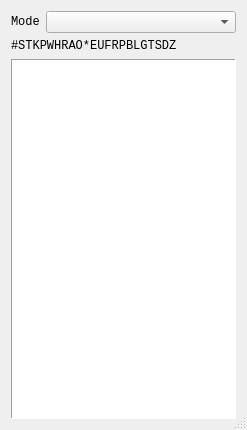
The window that plover/gui_qt/paper_tape.ui (morinted/plover) describes before a commit, drawn with Qt 5.
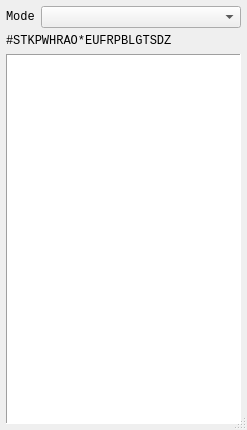
The same window after the commit. Icons and pictures are not drawn.

What changed in the file:
```diff
--- a/plover/gui_qt/paper_tape.ui
+++ b/plover/gui_qt/paper_tape.ui
@@ -22,6 +22,18 @@
    <bool>true</bool>
   </property>
   <layout class="QVBoxLayout" name="verticalLayout">
+   <property name="leftMargin">
+    <number>6</number>
+   </property>
+   <property name="topMargin">
+    <number>6</number>
+   </property>
+   <property name="rightMargin">
+    <number>6</number>
+   </property>
+   <property name="bottomMargin">
+    <number>6</number>
+   </property>
    <item>
     <layout class="QFormLayout" name="formLayout">
      <item row="0" column="0">
```
Left out of the diff: 3 changed lines with no effect on the pictures.
